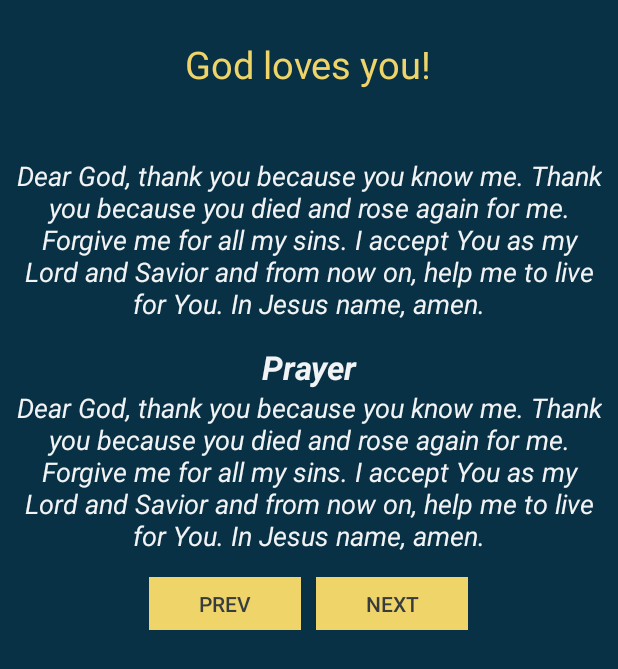
After one commit to jhesed/Random-Bible-Verse-Generator, an Android app: the layout activity_bible_memorization_details.xml on its own in the app's theme, with its tools: preview values and no code run, on a phone screen of 412 x 824 dp. The commit adds this screen. Shown: the top 669 px of the screen. Run offline under Robolectric (Android 15) with nearby library versions, the phone set to English and light mode, and no system bars.

Commit message:
v1.1: Fixed bug: different Bible verse showing up instead of the 32 memorization

```diff
--- /dev/null
+++ b/app/src/main/res/layout/activity_bible_memorization_details.xml
@@ -0,0 +1,132 @@
+<?xml version="1.0" encoding="utf-8"?>
+
+<RelativeLayout xmlns:android="http://schemas.android.com/apk/res/android"
+    xmlns:ads="http://schemas.android.com/apk/res-auto"
+    xmlns:tools="http://schemas.android.com/tools"
+    android:layout_width="match_parent"
+    android:layout_height="match_parent"
+    android:background="#093145"
+    android:fillViewport="true"
+    android:padding="5dp"
+    tools:context="com.jsos.randomverse2.VerseDetailsActivity">
+
+    <ScrollView
+        android:id="@+id/main_content"
+        android:layout_width="match_parent"
+        android:layout_height="wrap_content"
+        android:layout_above="@+id/adView"
+        android:layout_alignParentTop="true"
+        android:orientation="vertical">
+
+        <LinearLayout
+            android:id="@+id/linearLayout"
+            android:layout_width="match_parent"
+            android:layout_height="wrap_content"
+            android:orientation="vertical">
+
+            <TextView
+                android:id="@+id/titleHeader"
+                android:layout_width="wrap_content"
+                android:layout_height="wrap_content"
+                android:layout_gravity="center"
+                android:layout_marginTop="20dp"
+                android:text="@string/god_loves_you"
+                android:textColor="@color/colorHeader"
+                android:textSize="25sp" />
+
+            <!--NIV ENGLISH-->
+
+            <TextView
+                android:id="@+id/titleEngNIV"
+                android:layout_width="match_parent"
+                android:layout_height="wrap_content"
+                android:layout_gravity="center"
+                android:gravity="center"
+                android:paddingTop="15dp"
+                android:text=""
+                android:textAppearance="?android:attr/textAppearanceLarge"
+                android:textColor="@color/colorText"
+                android:textStyle="italic|bold" />
+
+            <TextView
+                android:id="@+id/contentEngNIV"
+                android:layout_width="wrap_content"
+                android:layout_height="wrap_content"
+                android:layout_gravity="center"
+                android:gravity="center"
+                android:paddingLeft="5dp"
+                android:paddingRight="5dp"
+                android:text="@string/prayer_content"
+                android:textAppearance="?android:attr/textAppearanceMedium"
+                android:textColor="@color/colorText"
+                android:textStyle="italic" />
+
+            <!--TAGALOG MBB-->
+
+            <TextView
+                android:id="@+id/titleFilMBB"
+                android:layout_width="fill_parent"
+                android:layout_height="wrap_content"
+                android:layout_gravity="center"
+                android:gravity="center"
+                android:paddingTop="15dp"
+                android:text="@string/prayer"
+                android:textAppearance="?android:attr/textAppearanceLarge"
+                android:textColor="@color/colorText"
+                android:textStyle="italic|bold" />
+
+            <TextView
+                android:id="@+id/contentFilMBB"
+                android:layout_width="wrap_content"
+                android:layout_height="wrap_content"
+                android:layout_gravity="center"
+                android:gravity="center"
+                android:paddingBottom="15dp"
+                android:paddingLeft="5dp"
+                android:paddingRight="5dp"
+                android:text="@string/prayer_acceptance"
+                android:textAppearance="?android:attr/textAppearanceMedium"
+                android:textColor="@color/colorText"
+                android:textStyle="italic" />
+
+            <LinearLayout
+                android:id="@+id/buttons"
+                android:layout_width="wrap_content"
+                android:layout_height="wrap_content"
+                android:layout_gravity="center"
+                android:orientation="horizontal">
+
+                <Button
+                    android:id="@+id/buttonPrev"
+                    android:layout_width="101dp"
+                    android:layout_height="35dp"
+                    android:layout_gravity="center"
+                    android:layout_marginEnd="10sp"
+                    android:layout_marginRight="10sp"
+                    android:background="@color/colorHeader"
+                    android:text="@string/prev"
+                    android:textColor="@color/colorAccent" />
+
+                <Button
+                    android:id="@+id/buttonNext"
+                    android:layout_width="101dp"
+                    android:layout_height="35dp"
+                    android:layout_gravity="center"
+                    android:background="@color/colorHeader"
+                    android:text="@string/next"
+                    android:textColor="@color/colorAccent" />
+            </LinearLayout>
+
+        </LinearLayout>
+    </ScrollView>
+
+    <!-- ADMOBS -->
+    <com.google.android.gms.ads.AdView
+        android:id="@+id/adView"
+        android:layout_width="match_parent"
+        android:layout_height="wrap_content"
+        android:layout_alignParentBottom="true"
+        ads:adSize="BANNER"
+        ads:adUnitId="@string/banner_ad_unit_id"></com.google.android.gms.ads.AdView>
+
+</RelativeLayout>
--- a/app/src/main/res/layout/activity_memorization_verse_list.xml
+++ b/app/src/main/res/layout/activity_bible_memorization_verse_list.xml
@@ -11,7 +11,7 @@
         android:layout_width="wrap_content"
         android:layout_height="wrap_content"
         android:buttonTint="@color/colorText"
-        android:padding="12dp" />
+        android:padding="8dp" />
 
     <TextView xmlns:android="http://schemas.android.com/apk/res/android"
         android:id="@+id/verseItem"
--- a/app/src/main/res/values/strings.xml
+++ b/app/src/main/res/values/strings.xml
@@ -27,6 +27,6 @@
     <string name="NIV_title">NIV</string>
     <string name="MBB_title">MBB</string>
     <string name="memorization_challenge">Memorization Challenge</string>
-    <string name="bible_verse_memorization_challenge">32 Bible Verse Memorization Challenge</string>
-    <string name="bible_verse_memorization_challenge_desc">This challenge originated from JSOS Christian Church wherein attendees should be able to memorize the following 32 verses.</string>
+    <string name="bible_verse_memorization_challenge">Bible Verse Memorization Challenge</string>
+    <string name="bible_verse_memorization_challenge_desc">This challenge originated from JSOS Christian Church wherein attendees should be able to memorize the following verses:</string>
 </resources>
```
Also changed, not shown: app/src/main/java/com/jsos/randomverse2/BibleMemorizationChallengeDetailsActivity.java (added, +83 -0 lines), app/src/main/java/com/jsos/randomverse2/adapters/BibleMemorizationChallengeVerseAdapter.java (+5 -5 lines).
